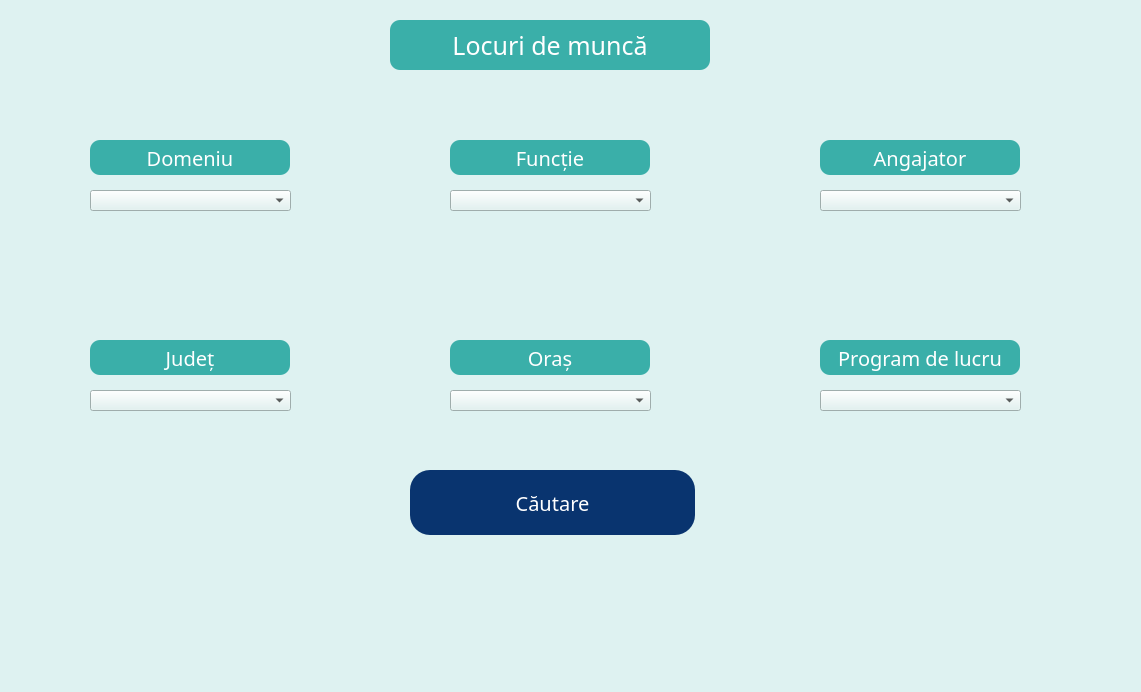
TeonaG/AplicatieRecruiting, file filtru.ui: the form before one commit.
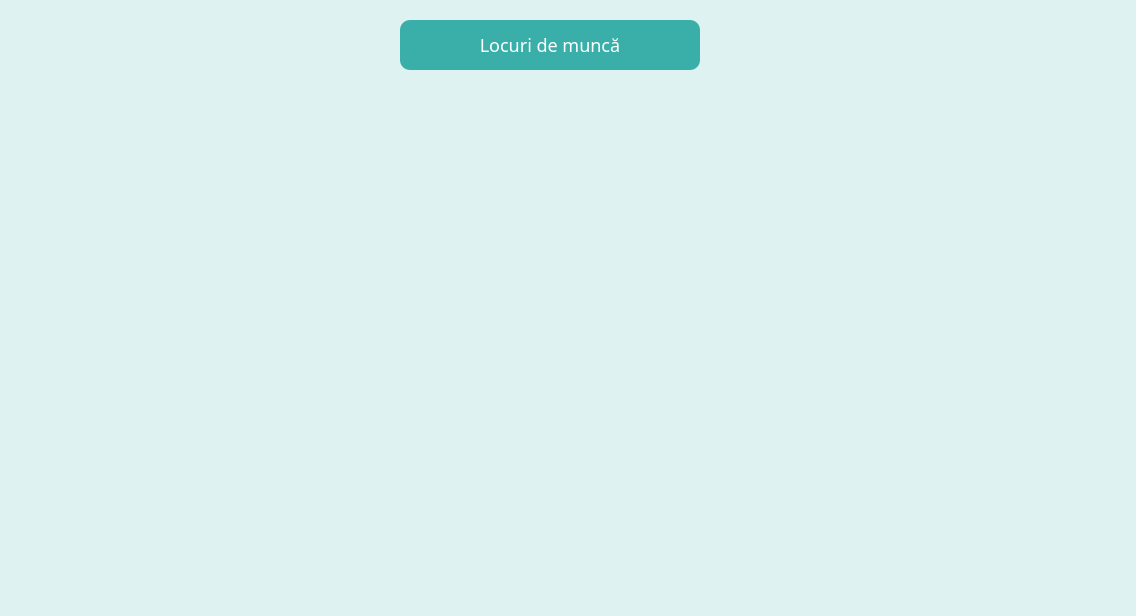
The form after the commit. Icons and pictures are not drawn.

```diff
--- a/filtru.ui
+++ b/filtru.ui
@@ -6,8 +6,8 @@
    <rect>
     <x>0</x>
     <y>0</y>
-    <width>1141</width>
-    <height>692</height>
+    <width>1136</width>
+    <height>616</height>
    </rect>
   </property>
   <property name="windowTitle">
@@ -16,176 +16,12 @@
   <property name="styleSheet">
    <string notr="true">background-color: rgb(222, 242, 241);</string>
   </property>
-  <widget class="QLabel" name="label_5">
-   <property name="geometry">
-    <rect>
-     <x>450</x>
-     <y>340</y>
-     <width>200</width>
-     <height>35</height>
-    </rect>
-   </property>
-   <property name="styleSheet">
-    <string notr="true">background-color: rgb(58, 175, 169);
-border-radius: 10px;
-color: white;
-font: Times New Roman;
-font-size: 20px;</string>
-   </property>
-   <property name="text">
-    <string>Oraș</string>
-   </property>
-   <property name="alignment">
-    <set>Qt::AlignCenter</set>
-   </property>
-  </widget>
-  <widget class="QComboBox" name="comboBox_3">
-   <property name="geometry">
-    <rect>
-     <x>820</x>
-     <y>190</y>
-     <width>201</width>
-     <height>21</height>
-    </rect>
-   </property>
-  </widget>
-  <widget class="QComboBox" name="comboBox_6">
-   <property name="geometry">
-    <rect>
-     <x>90</x>
-     <y>390</y>
-     <width>201</width>
-     <height>21</height>
-    </rect>
-   </property>
-  </widget>
-  <widget class="QPushButton" name="pushButton_cautare">
-   <property name="geometry">
-    <rect>
-     <x>410</x>
-     <y>470</y>
-     <width>285</width>
-     <height>65</height>
-    </rect>
-   </property>
-   <property name="font">
-    <font>
-     <family>New Roman</family>
-     <pointsize>-1</pointsize>
-     <italic>false</italic>
-     <bold>false</bold>
-    </font>
-   </property>
-   <property name="cursor">
-    <cursorShape>PointingHandCursor</cursorShape>
-   </property>
-   <property name="styleSheet">
-    <string notr="true">background-color: rgb(9, 52, 111);
-color: white;
-font-size: 20px;
-border-style: outset;
-border-radius: 20px;
-font: Times New Roman;</string>
-   </property>
-   <property name="text">
-    <string>Căutare</string>
-   </property>
-  </widget>
-  <widget class="QComboBox" name="comboBox_5">
-   <property name="geometry">
-    <rect>
-     <x>450</x>
-     <y>390</y>
-     <width>201</width>
-     <height>21</height>
-    </rect>
-   </property>
-  </widget>
-  <widget class="QLabel" name="label">
-   <property name="geometry">
-    <rect>
-     <x>90</x>
-     <y>140</y>
-     <width>200</width>
-     <height>35</height>
-    </rect>
-   </property>
-   <property name="styleSheet">
-    <string notr="true">background-color: rgb(58, 175, 169);
-border-radius: 10px;
-color: white;
-font: Times New Roman;
-font-size: 20px;</string>
-   </property>
-   <property name="text">
-    <string>Domeniu</string>
-   </property>
-   <property name="alignment">
-    <set>Qt::AlignCenter</set>
-   </property>
-  </widget>
-  <widget class="QLabel" name="label_2">
-   <property name="geometry">
-    <rect>
-     <x>450</x>
-     <y>140</y>
-     <width>200</width>
-     <height>35</height>
-    </rect>
-   </property>
-   <property name="styleSheet">
-    <string notr="true">background-color: rgb(58, 175, 169);
-border-radius: 10px;
-color: white;
-font: Times New Roman;
-font-size: 20px;</string>
-   </property>
-   <property name="text">
-    <string>Funcție</string>
-   </property>
-   <property name="alignment">
-    <set>Qt::AlignCenter</set>
-   </property>
-  </widget>
-  <widget class="QComboBox" name="comboBox">
-   <property name="geometry">
-    <rect>
-     <x>90</x>
-     <y>190</y>
-     <width>201</width>
-     <height>21</height>
-    </rect>
-   </property>
-  </widget>
-  <widget class="QLabel" name="label_3">
-   <property name="geometry">
-    <rect>
-     <x>820</x>
-     <y>140</y>
-     <width>200</width>
-     <height>35</height>
-    </rect>
-   </property>
-   <property name="styleSheet">
-    <string notr="true">background-color: rgb(58, 175, 169);
-border-radius: 10px;
-color: white;
-font: Times New Roman;
-font-size: 20px;</string>
-   </property>
-   <property name="text">
-    <string>Angajator</string>
-   </property>
-   <property name="alignment">
-    <set>Qt::AlignCenter</set>
-   </property>
-  </widget>
   <widget class="QLabel" name="label_email">
    <property name="geometry">
     <rect>
-     <x>390</x>
+     <x>400</x>
      <y>20</y>
-     <width>320</width>
+     <width>300</width>
      <height>50</height>
     </rect>
    </property>
@@ -205,7 +41,7 @@
 color: white;
 border-radius: 10px;
 font: Times New Roman;
-font-size: 25px;</string>
+font-size: 18px;</string>
    </property>
    <property name="text">
     <string>Locuri de muncă</string>
@@ -214,88 +50,6 @@
     <set>Qt::AlignCenter</set>
    </property>
   </widget>
-  <widget class="QLabel" name="label_7">
-   <property name="geometry">
-    <rect>
-     <x>480</x>
-     <y>570</y>
-     <width>161</width>
-     <height>101</height>
-    </rect>
-   </property>
-   <property name="text">
-    <string/>
-   </property>
-   <property name="pixmap">
-    <pixmap>../PROIECT/logo_mic.png</pixmap>
-   </property>
-  </widget>
-  <widget class="QComboBox" name="comboBox_2">
-   <property name="geometry">
-    <rect>
-     <x>450</x>
-     <y>190</y>
-     <width>201</width>
-     <height>21</height>
-    </rect>
-   </property>
-  </widget>
-  <widget class="QComboBox" name="comboBox_4">
-   <property name="geometry">
-    <rect>
-     <x>820</x>
-     <y>390</y>
-     <width>201</width>
-     <height>21</height>
-    </rect>
-   </property>
-  </widget>
-  <widget class="QLabel" name="label_6">
-   <property name="geometry">
-    <rect>
-     <x>820</x>
-     <y>340</y>
-     <width>200</width>
-     <height>35</height>
-    </rect>
-   </property>
-   <property name="styleSheet">
-    <string notr="true">background-color: rgb(58, 175, 169);
-border-radius: 10px;
-color: white;
-font: Times New Roman;
-font-size: 20px;</string>
-   </property>
-   <property name="text">
-    <string>Program de lucru</string>
-   </property>
-   <property name="alignment">
-    <set>Qt::AlignCenter</set>
-   </property>
-  </widget>
-  <widget class="QLabel" name="label_4">
-   <property name="geometry">
-    <rect>
-     <x>90</x>
-     <y>340</y>
-     <width>200</width>
-     <height>35</height>
-    </rect>
-   </property>
-   <property name="styleSheet">
-    <string notr="true">background-color: rgb(58, 175, 169);
-border-radius: 10px;
-color: white;
-font: Times New Roman;
-font-size: 20px;</string>
-   </property>
-   <property name="text">
-    <string>Județ</string>
-   </property>
-   <property name="alignment">
-    <set>Qt::AlignCenter</set>
-   </property>
-  </widget>
  </widget>
  <resources/>
  <connections/>
```
Left out of the diff: 4 changed lines with no effect on the pictures.
